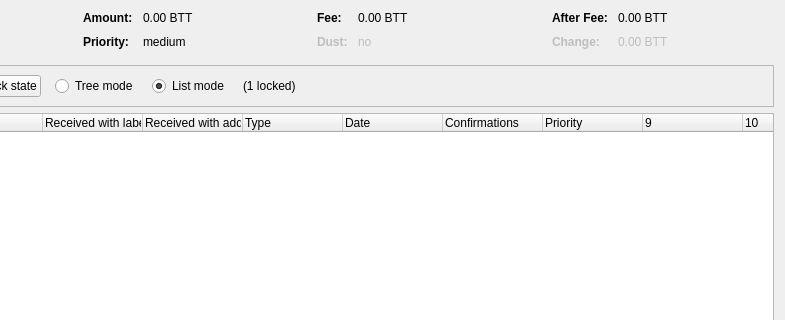
The window that src/qt/forms/coincontroldialog.ui (c0de0x/blocs) describes before a commit, drawn with Qt 5; both pictures show x 169 to 954 and y 0 to 320 of the 954 by 500 pixel window.
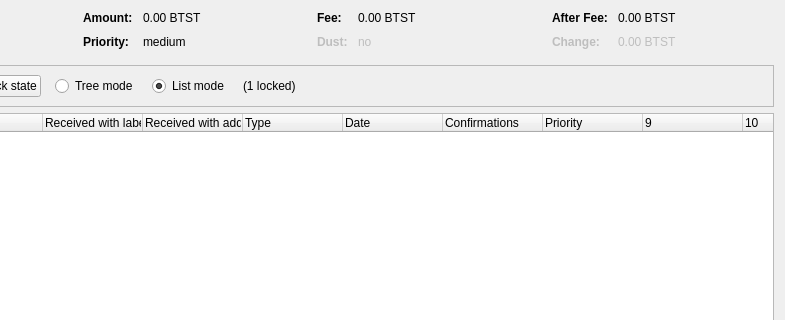
The same window after the commit. Custom widgets are drawn as their Qt base class.

Commit message: code rebranding BTT->BTST

```diff
--- a/src/qt/forms/coincontroldialog.ui
+++ b/src/qt/forms/coincontroldialog.ui
@@ -132,7 +132,7 @@
           <enum>Qt::ActionsContextMenu</enum>
          </property>
          <property name="text">
-          <string notr="true">0.00 BTT</string>
+          <string notr="true">0.00 BTST</string>
          </property>
          <property name="textInteractionFlags">
           <set>Qt::LinksAccessibleByMouse|Qt::TextSelectableByKeyboard|Qt::TextSelectableByMouse</set>
@@ -206,7 +206,7 @@
           <enum>Qt::ActionsContextMenu</enum>
          </property>
          <property name="text">
-          <string notr="true">0.00 BTT</string>
+          <string notr="true">0.00 BTST</string>
          </property>
          <property name="textInteractionFlags">
           <set>Qt::LinksAccessibleByMouse|Qt::TextSelectableByKeyboard|Qt::TextSelectableByMouse</set>
@@ -286,7 +286,7 @@
           <enum>Qt::ActionsContextMenu</enum>
          </property>
          <property name="text">
-          <string notr="true">0.00 BTT</string>
+          <string notr="true">0.00 BTST</string>
          </property>
          <property name="textInteractionFlags">
           <set>Qt::LinksAccessibleByMouse|Qt::TextSelectableByKeyboard|Qt::TextSelectableByMouse</set>
@@ -321,7 +321,7 @@
           <enum>Qt::ActionsContextMenu</enum>
          </property>
          <property name="text">
-          <string notr="true">0.00 BTT</string>
+          <string notr="true">0.00 BTST</string>
          </property>
          <property name="textInteractionFlags">
           <set>Qt::LinksAccessibleByMouse|Qt::TextSelectableByKeyboard|Qt::TextSelectableByMouse</set>
```
The commit also changes 135 other files.
